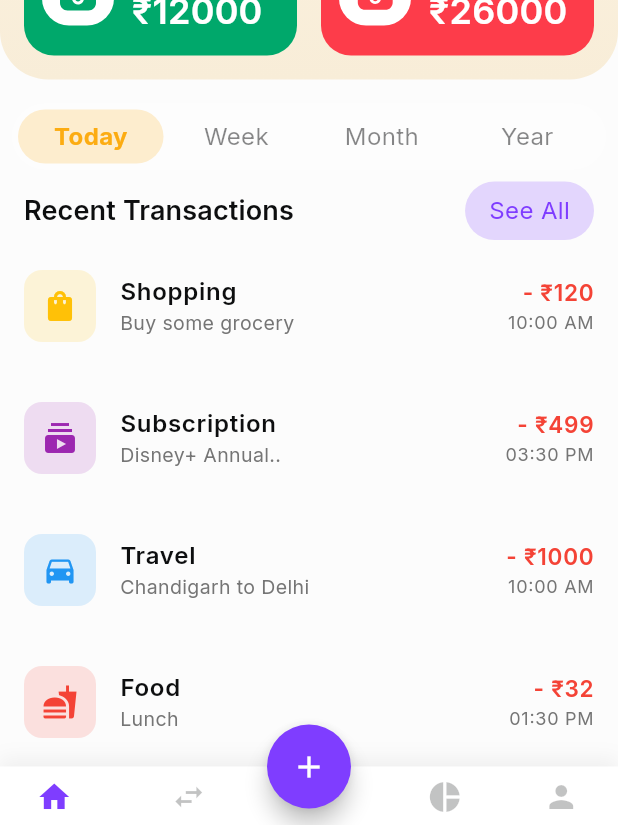
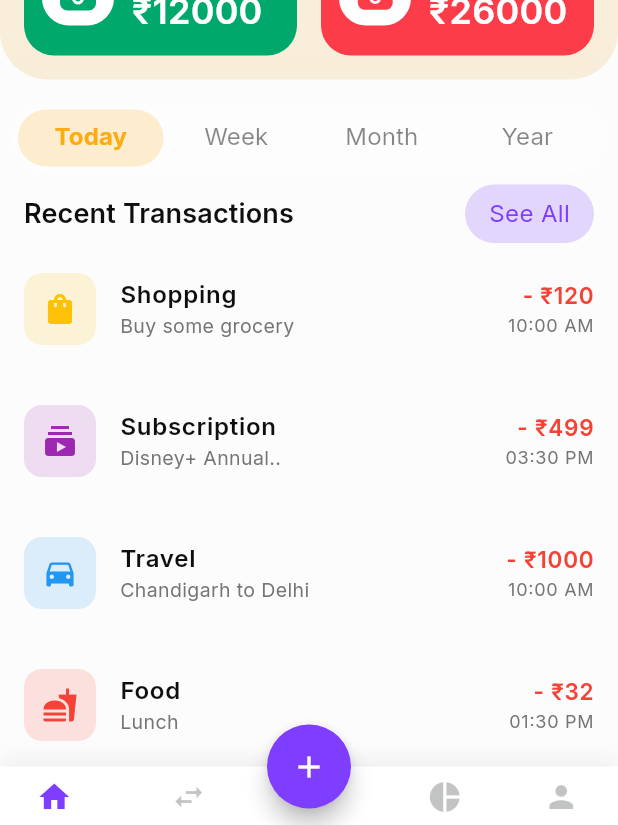
Before and after one commit to Rohit-Chandra-007/cipherschools_assignment, a Flutter app: the screen it shows after launch, on a phone screen of 412 x 824 dp. Shown: the part 378-1203 px from the top of the screen. Run offline on Flutter 3.47's test engine with Material 3 defaults, Android fonts, the phone set to English and light mode, and no system bars; our stand-ins replace flutter_svg, google_fonts.

Commit message:
refactor(theme): consolidate tab bar styling in app theme
Move tab bar styling from PillTabBar widget to AppTheme for better maintainability and consistency. This change centralizes the styling logic, making it easier to manage and update across the application. Additionally, add a transparent color constant to AppColors for reuse.

```diff
--- a/lib/core/theme/app_colors.dart
+++ b/lib/core/theme/app_colors.dart
@@ -5,6 +5,7 @@ class AppColors {
 
   static const backgroundColor = Color(0xffFCFCFC);
   static const statusBarColor = Color(0xffFFF6E5);
+  static const transparent = Colors.transparent;
 
   // Base Colors (100% Opacity)
   static const dark100 = Color(0xFF0D0E0F);
--- a/lib/core/theme/app_theme.dart
+++ b/lib/core/theme/app_theme.dart
@@ -1,6 +1,6 @@
 import 'package:cipherschools_assignment/core/theme/app_colors.dart';
 import 'package:flutter/material.dart';
-import 'package:google_fonts/google_fonts.dart'; // Add this import
+import 'package:google_fonts/google_fonts.dart';
 
 class AppTheme {
   AppTheme._();
@@ -38,6 +38,41 @@ class AppTheme {
         color: AppColors.dark25,
       ),
     ),
+  );
+
+  // Add this TabBarTheme
+  static final _tabBarTheme = TabBarTheme(
+    indicatorSize: TabBarIndicatorSize.tab,
+    dividerHeight: 0.0,
+    splashFactory: NoSplash.splashFactory,
+    labelPadding: const EdgeInsets.symmetric(horizontal: 24),
+    overlayColor: WidgetStateProperty.resolveWith<Color?>((
+      Set<WidgetState> states,
+    ) {
+      // When pressed, show purple splash color
+      if (states.contains(WidgetState.pressed)) {
+        return AppColors.backgroundColor; // Purple with opacity
+      }
+      if (states.contains(WidgetState.focused)) {
+        return AppColors.transparent; // Purple with opacity
+      }
+      return null; // Use default for other states
+    }),
+
+    labelColor: AppColors.yellow100, // Purple text for selected tab
+    unselectedLabelColor: AppColors.dark50, // Gray text for unselected tabs,
+
+    labelStyle: _textTheme.bodyMedium?.copyWith(fontWeight: FontWeight.bold),
+    unselectedLabelStyle: _textTheme.bodyMedium?.copyWith(
+      fontWeight: FontWeight.normal,
+      backgroundColor: Colors.transparent,
+    ),
+    indicator: BoxDecoration(
+      color: AppColors.yellow20, // White background for selected tab
+      borderRadius: BorderRadius.circular(24),
+    ),
+
+    indicatorColor: Colors.transparent,
   );
 
   static final lightThemeMode = ThemeData.light().copyWith(
@@ -86,5 +121,7 @@ class AppTheme {
       showUnselectedLabels: true,
       type: BottomNavigationBarType.fixed,
     ),
+    // Add the TabBarTheme here
+    tabBarTheme: _tabBarTheme,
   );
 }
--- a/lib/widgets/pill_tab_bar.dart
+++ b/lib/widgets/pill_tab_bar.dart
@@ -15,7 +15,6 @@ class PillTabBar extends StatelessWidget {
 
   @override
   Widget build(BuildContext context) {
-    final ThemeData theme = Theme.of(context);
     return Container(
       margin: const EdgeInsets.symmetric(horizontal: 8),
       padding: const EdgeInsets.all(4),
@@ -26,36 +25,9 @@ class PillTabBar extends StatelessWidget {
       child: TabBar(
         controller: controller,
         isScrollable: false,
-        indicatorWeight: 0.0,
-        indicator: BoxDecoration(
-          color: AppColors.yellow20, // White background for selected tab
-          borderRadius: BorderRadius.circular(24),
-        ),
-        overlayColor: WidgetStateProperty.resolveWith<Color?>((
-          Set<WidgetState> states,
-        ) {
-          // When pressed, show purple splash color
-          if (states.contains(WidgetState.pressed)) {
-            return AppColors.backgroundColor; // Purple with opacity
-          }
-          return null; // Use default for other states
-        }),
 
-        indicatorSize: TabBarIndicatorSize.tab,
-        dividerHeight: 0.0,
         splashBorderRadius: BorderRadius.circular(24),
-        splashFactory: NoSplash.splashFactory,
-        labelColor: AppColors.yellow100, // Purple text for selected tab
-        unselectedLabelColor:
-            AppColors.dark50, // Gray text for unselected tabs,
 
-        labelStyle: theme.textTheme.bodyMedium?.copyWith(
-          fontWeight: FontWeight.bold,
-        ),
-        unselectedLabelStyle: theme.textTheme.bodyMedium?.copyWith(
-          fontWeight: FontWeight.normal,
-          backgroundColor: Colors.transparent,
-        ),
         tabs: tabs.map((tab) => Tab(height: 36, text: tab)).toList(),
         onTap: onTabChanged,
       ),
```
